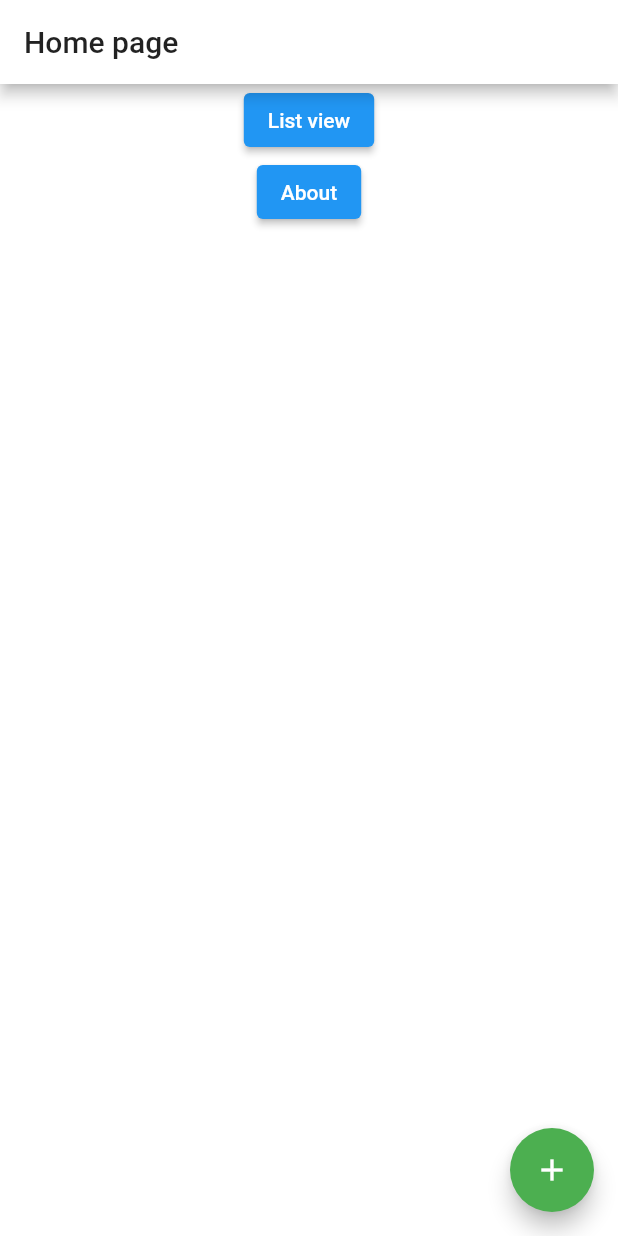
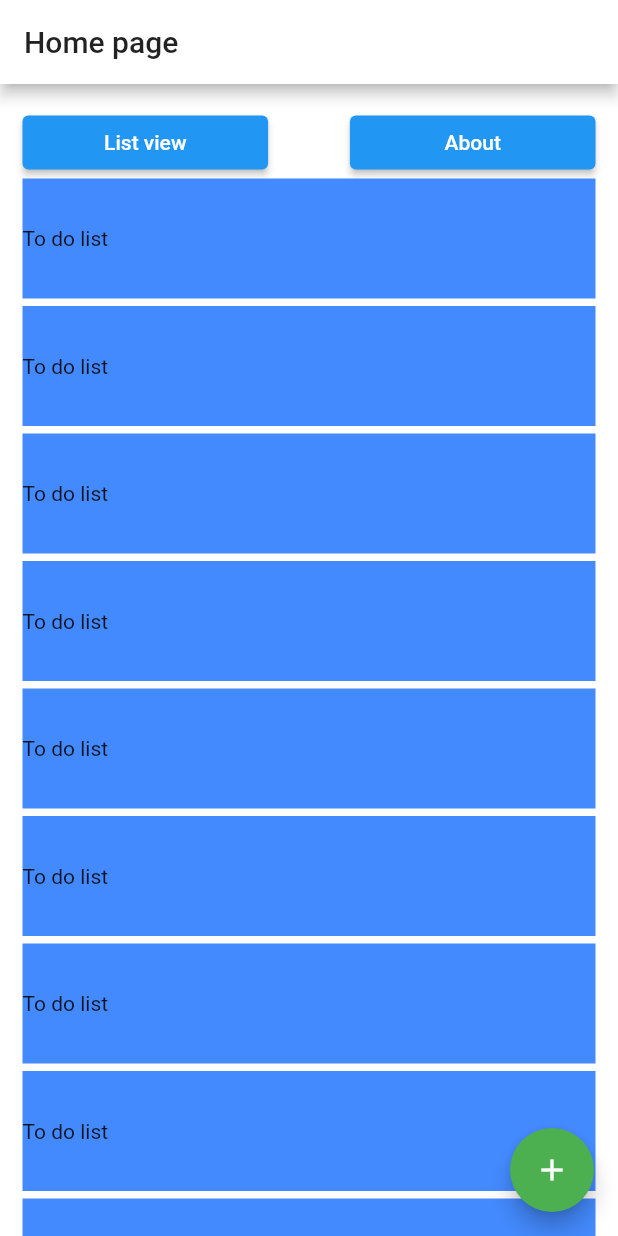
Before and after one commit to LibertT-HEG/todolist, a Flutter app: the screen it shows after launch, on a phone screen of 412 x 824 dp. Run offline on Flutter 3.47's test engine with Material 2 defaults, Android fonts, the phone set to English and light mode, and no system bars.

Commit message:
Add basic layout for home page

```diff
--- a/lib/screens/home/components/body.dart
+++ b/lib/screens/home/components/body.dart
@@ -1,24 +1,18 @@
 import 'package:flutter/material.dart';
+import 'package:todolist/screens/home/components/list_element.dart';
+import 'package:todolist/screens/home/components/temp_nav.dart';
 
 class Body extends StatelessWidget {
   @override
   Widget build(BuildContext context) {
-    return Center(
-        child: Column(
-      children: [
-        ElevatedButton(
-          child: Text('List view'),
-          onPressed: () {
-            Navigator.pushNamed(context, "/ListView");
-          },
-        ),
-        ElevatedButton(
-          child: Text('About'),
-          onPressed: () {
-            Navigator.pushNamed(context, "/About");
-          },
-        ),
-      ],
-    ));
+    final listes = <Widget>[];
+
+    listes.add(new TempNav());
+
+    for (var i = 0; i < 15; i++) {
+      listes.add(new ListElement());
+    }
+
+    return new ListView(padding: const EdgeInsets.all(15), children: listes);
   }
 }
--- /dev/null
+++ b/lib/screens/home/components/list_element.dart
@@ -0,0 +1,14 @@
+import 'package:flutter/material.dart';
+
+class ListElement extends StatelessWidget {
+  @override
+  Widget build(BuildContext context) {
+    return Container(
+        height: 80,
+        margin: const EdgeInsets.only(bottom: 5),
+        color: Colors.blueAccent,
+        child: Row(
+          children: [Text("To do list")],
+        ));
+  }
+}
--- /dev/null
+++ b/lib/screens/home/components/temp_nav.dart
@@ -0,0 +1,30 @@
+import 'package:flutter/material.dart';
+
+class TempNav extends StatelessWidget {
+  @override
+  Widget build(BuildContext context) {
+    return Row(
+      children: [
+        Expanded(
+          flex: 3,
+          child: ElevatedButton(
+            child: Text('List view'),
+            onPressed: () {
+              Navigator.pushNamed(context, "/ListView");
+            },
+          ),
+        ),
+        Spacer(flex: 1),
+        Expanded(
+          flex: 3,
+          child: ElevatedButton(
+            child: Text('About'),
+            onPressed: () {
+              Navigator.pushNamed(context, "/About");
+            },
+          ),
+        )
+      ],
+    );
+  }
+}
```
